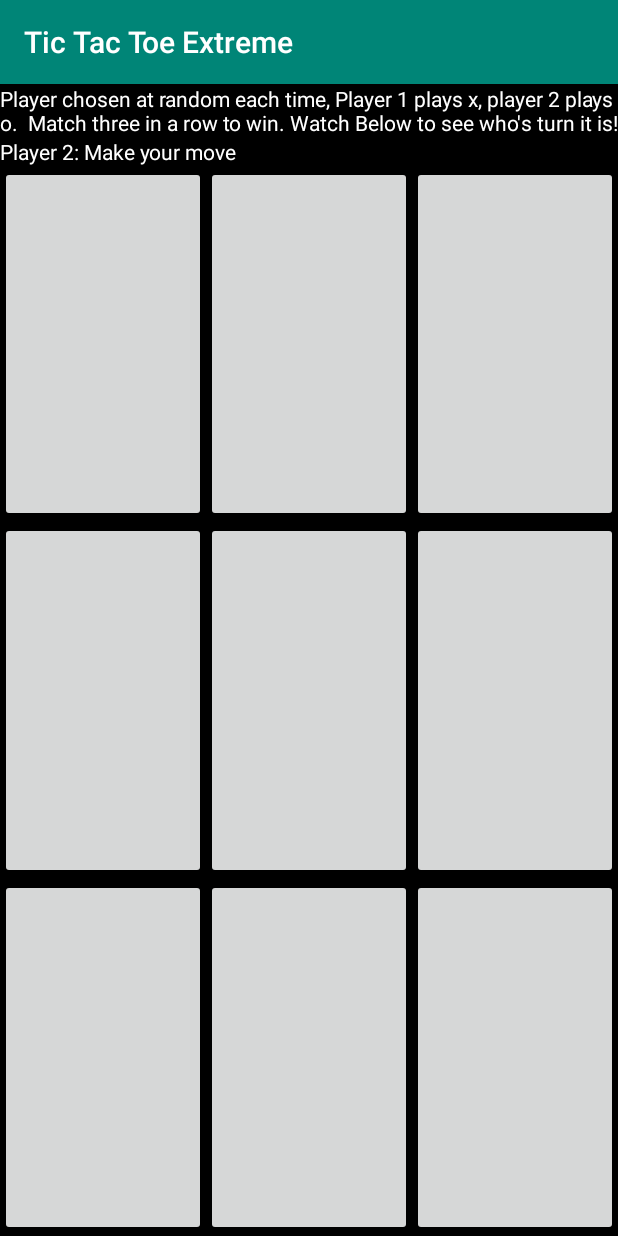
After one commit to egregory3/CSCI402Assign1, an Android app: the play_devils screen opened directly, with no data from a screen before it, on a phone screen of 412 x 824 dp. The commit adds this screen. Run offline under Robolectric (Android 15) with nearby library versions, the phone set to English and light mode, and no system bars.

Commit message:
Working version of Devils Tic Tac toe and main menu link to devils

```diff
--- a/app/src/main/AndroidManifest.xml
+++ b/app/src/main/AndroidManifest.xml
@@ -9,6 +9,7 @@
         android:roundIcon="@mipmap/ic_launcher_round"
         android:supportsRtl="true"
         android:theme="@style/AppTheme">
+        <activity android:name=".play_devils"></activity>
         <activity android:name=".MainActivity">
             <intent-filter>
                 <action android:name="android.intent.action.MAIN" />
--- /dev/null
+++ b/app/src/main/java/com/esquared/tictactoeextreme/play_devils.java
@@ -0,0 +1,221 @@
+//Eric Gregory
+//CSCI 4010, Spring 2019
+//Professor John Nicholson
+//Assignment 5
+
+package com.esquared.tictactoeextreme;
+import android.content.DialogInterface;
+import android.os.Bundle;
+import android.view.View;
+import android.widget.Button;
+import android.widget.TextView;
+
+import androidx.appcompat.app.AlertDialog;
+import androidx.appcompat.app.AppCompatActivity;
+
+import java.util.Random;
+
+public class play_devils extends AppCompatActivity
+        implements View.OnClickListener {
+    private Button[][] buttons = new Button[3][3];
+    private int roundCount = 0;
+    private boolean p1Turn = true;
+    private char xORo = 'X';
+    private String winplayer = "";
+    TextView player_tv;
+
+    @Override
+    protected void onCreate(Bundle savedInstanceState) {
+        super.onCreate(savedInstanceState);
+        setContentView(R.layout.activity_play_devils);
+
+        for (int i = 0; i < 3; i++){
+            for (int j = 0; j < 3; j++){
+                String buttonID = "button_" + i + j;
+                int resID = getResources().getIdentifier(buttonID, "id", getPackageName());
+                buttons[i][j] = findViewById(resID);
+                buttons[i][j].setOnClickListener(this);
+
+                player_tv = findViewById(R.id.playerTV);
+            }
+        }
+
+        if(myRand() == 0){
+            player_tv.setText("Player 1: Make your move");
+            xORo = 'X';
+        }else{
+            player_tv.setText("Player 2: Make your move");
+            xORo = 'O';
+        }
+        };
+       /* Button resetbutton = findViewById(R.id.reset_button);
+        resetButton.setOnClickListener(new View.OnClickListener() {
+            @Override
+            public void onClick(View v) {
+                for(int i = 0; i < 6; i++){
+                    for(int j = 0; j < 6; j++) {
+                        buttons[i][j].setText("");
+                        buttons[i][j].setBackgroundResource(android.R.drawable.btn_default);
+                        roundCount = 0;
+                        orderTurn = true;
+                        xORo = 'X';
+                        player_tv.setText("Order: Make Your Move!");
+                        playButton.setText("Current:X, Click to Change");
+                    }
+                }
+            }
+        });
+    }*/
+
+
+    @Override
+    public void onClick(View v) {
+        boolean gamewon = false;
+        if (!((Button) v).getText().toString().equals("")){
+            return;
+        }
+
+        roundCount += 1;
+        if (xORo == 'X'){
+            ((Button)v).setBackgroundResource(R.drawable.xbutton);
+            ((Button) v).setTextSize(0);
+            ((Button)v).setText("X");
+
+
+        }
+        else{
+            ((Button)v).setBackgroundResource(R.drawable.obutton);
+            ((Button)v).setTextSize(0);
+            ((Button)v).setText("O");
+
+        }
+
+        if (p1Turn ){
+            if (myRand() == 0) {
+                p1Turn = true;
+                xORo = 'X';
+                player_tv.setText("Player 1: Go Again!");
+            }else{
+                p1Turn = false;
+                xORo = 'O';
+                player_tv.setText("Player 2: Back to you!");
+            }
+        } else {
+            if (myRand() == 0) {
+                p1Turn = true;
+                xORo = 'x';
+                player_tv.setText("Player 1: Back to you!");
+            } else {
+                p1Turn = false;
+                xORo = 'O';
+                player_tv.setText("Player 2: Go Again!");
+            }
+        }
+        gamewon = checkWin();
+        if(gamewon){
+            AlertDialog.Builder builder = new AlertDialog.Builder(v.getContext());
+            builder.setTitle("Player " + winplayer + " wins!");
+            builder.setMessage("Player " + winplayer + " triumphed.  Click Below to reset game and play again.");
+            builder.setPositiveButton("yes", new DialogInterface.OnClickListener() {
+                @Override
+                public void onClick(DialogInterface dialog, int which) {
+                    for(int i = 0; i < 3; i++){
+                        for(int j = 0; j < 3; j++) {
+                            buttons[i][j].setText("");
+                            buttons[i][j].setBackgroundResource(android.R.drawable.btn_default);
+                            roundCount = 0;
+                            p1Turn = true;
+                            xORo = 'X';
+                            if(myRand() == 0){
+                                player_tv.setText("Player 1: Make your move");
+                                xORo = 'X';
+                            }else{
+                                player_tv.setText("Player 2: Make your move");
+                                xORo = 'O';
+                            }
+                        }
+                    }
+                }
+            });
+            builder.show();
+        }
+        if(roundCount == 9){
+            AlertDialog.Builder builder = new AlertDialog.Builder(v.getContext());
+            builder.setTitle("Draw");
+            builder.setMessage("This game has resulted in a draw.  Play again");
+            builder.setPositiveButton("yes", new DialogInterface.OnClickListener() {
+                @Override
+                public void onClick(DialogInterface dialog, int which) {
+                    for(int i = 0; i < 3; i++){
+                        for(int j = 0; j < 3; j++) {
+                            buttons[i][j].setText("");
+                            roundCount = 0;
+                            p1Turn = true;
+                            xORo = 'X';
+                            player_tv.setText("Player 1: Make Your Move!");
+                        }
+                    }
+                }
+            });
+            builder.show();
+        }
+
+
+    }
+
+    public boolean checkWin() {
+        String[][] field = new String[3][3];
+        for (int i = 0; i < 3; i++) {
+            for (int j = 0; j < 3; j++) {
+                field[i][j] = buttons[i][j].getText().toString();
+            }
+        }
+
+        for (int i = 0; i < 3; i++) {
+            if (field[i][0].equals(field[i][1]) && field[i][0].equals(field[i][2]) && (!(field[i][0]).equals(""))) {
+                if (field[i][0] == "X"){
+                    winplayer = "1";
+                }else{
+                    winplayer = "2";
+                }
+                return true;
+            }
+
+
+        }
+
+        for (int i = 0; i < 3; i++) {
+            if (field[0][i].equals(field[1][i]) && field[0][i].equals(field[2][i]) && (!(field[0][i].equals("")))) {
+                if (field[0][i] == "X"){
+                    winplayer = "1";
+                }else{
+                    winplayer = "2";
+                }
+                return true;
+            }
+
+
+            if(field[0][0].equals(field[1][1]) && field[0][0].equals(field[2][2]) && !(field[1][1].equals(""))) {
+                if (field[0][0] == "X"){
+                    winplayer = "1";
+                }else{
+                    winplayer = "2";
+                }
+                return true;
+            }
+            if(field[0][2].equals(field[2][2]) && field[0][2].equals(field[2][0]) && !(field[2][2].equals(""))){
+                if (field[0][2] == "X"){
+                    winplayer = "1";
+                }else{
+                    winplayer = "2";
+                }
+            }
+
+        }
+        return false;
+    }
+    public int myRand(){
+        final int random = new Random().nextInt();
+        return random %2;
+    }
+};
--- a/app/src/main/res/layout/activity_main.xml
+++ b/app/src/main/res/layout/activity_main.xml
@@ -35,7 +35,7 @@
         app:layout_constraintStart_toStartOf="parent"
         app:layout_constraintTop_toBottomOf="@+id/textView2"
         app:srcCompat="@drawable/halloween_devil_2_round" />
-
+>
     <ImageButton
         android:id="@+id/imageButton4"
         android:layout_width="142dp"
@@ -65,7 +65,7 @@
     <TextView
         android:id="@+id/Game1Label"
         android:layout_width="133dp"
-        android:layout_height="54dp"
+        android:layout_height="wrap_content"
         android:fontFamily="cursive"
         android:text="@string/game1_name"
         android:textAlignment="center"
--- /dev/null
+++ b/app/src/main/res/layout/activity_play_devils.xml
@@ -0,0 +1,102 @@
+<?xml version="1.0" encoding="utf-8"?>
+<LinearLayout xmlns:android="http://schemas.android.com/apk/res/android"
+    android:layout_width="match_parent"
+    android:layout_height="match_parent"
+    android:background="@android:color/black"
+    android:orientation="vertical">
+
+    <TextView
+        android:id="@+id/rulesTV"
+        android:layout_width="match_parent"
+        android:layout_height="wrap_content"
+        android:text="Player chosen at random each time, Player 1 plays x, player 2 plays o.  Match three in a row to win. Watch Below to see who's turn it is!"
+        android:textColor="@android:color/white"></TextView>
+
+    <TextView
+        android:id="@+id/playerTV"
+        android:layout_width="match_parent"
+        android:layout_height="wrap_content"
+        android:textColor="@android:color/white"></TextView>
+    <LinearLayout
+        android:layout_width="match_parent"
+        android:layout_height="0dp"
+        android:textSize="30sp"
+        android:layout_weight="1">
+
+        <Button
+            android:id="@+id/button_00"
+            android:layout_width="0dp"
+            android:layout_height="match_parent"
+            android:layout_weight="1"
+            android:textSize="30sp" />
+
+        <Button
+            android:id="@+id/button_01"
+            android:layout_width="0dp"
+            android:layout_height="match_parent"
+            android:layout_weight="1"
+            android:textSize="30sp"/>
+
+        <Button
+            android:id="@+id/button_02"
+            android:layout_width="0dp"
+            android:layout_height="match_parent"
+            android:layout_weight="1"
+            android:textSize="30sp"/>
+    </LinearLayout>
+    <LinearLayout
+        android:layout_width="match_parent"
+        android:layout_height="0dp"
+        android:textSize="30sp"
+        android:layout_weight="1">
+
+        <Button
+            android:id="@+id/button_10"
+            android:layout_width="0dp"
+            android:layout_height="match_parent"
+            android:layout_weight="1"
+            android:textSize="30sp" />
+
+        <Button
+            android:id="@+id/button_11"
+            android:layout_width="0dp"
+            android:layout_height="match_parent"
+            android:layout_weight="1"
+            android:textSize="30sp"/>
+
+        <Button
+            android:id="@+id/button_12"
+            android:layout_width="0dp"
+            android:layout_height="match_parent"
+            android:layout_weight="1"
+            android:textSize="30sp"/>
+    </LinearLayout>
+    <LinearLayout
+        android:layout_width="match_parent"
+        android:layout_height="0dp"
+        android:textSize="30sp"
+        android:layout_weight="1">
+
+        <Button
+            android:id="@+id/button_20"
+            android:layout_width="0dp"
+            android:layout_height="match_parent"
+            android:layout_weight="1"
+            android:textSize="30sp" />
+
+        <Button
+            android:id="@+id/button_21"
+            android:layout_width="0dp"
+            android:layout_height="match_parent"
+            android:layout_weight="1"
+            android:textSize="30sp"/>
+
+        <Button
+            android:id="@+id/button_22"
+            android:layout_width="0dp"
+            android:layout_height="match_parent"
+            android:layout_weight="1"
+            android:textSize="30sp"/>
+    </LinearLayout>
+
+    </LinearLayout>
--- a/app/src/main/res/values/strings.xml
+++ b/app/src/main/res/values/strings.xml
@@ -1,7 +1,7 @@
 <resources>
     <string name="app_name">Tic Tac Toe Extreme</string>
     <string name="SelectGame">Select A Game Below</string>
-    <string name="game1_name">Game 1</string>
+    <string name="game1_name">Devil\'s Tic Tac Toe</string>
     <string name="game2_name">Game 2</string>
     <string name="game3_name">Game 3</string>
     <string name="DevTeam">E<sup>2</sup></string>
```
Also changed, not shown: app/src/main/java/com/esquared/tictactoeextreme/MainActivity.java (+15 -0 lines), app/src/main/res/drawable/obutton.png (added), app/src/main/res/drawable/xbutton.png (added).
